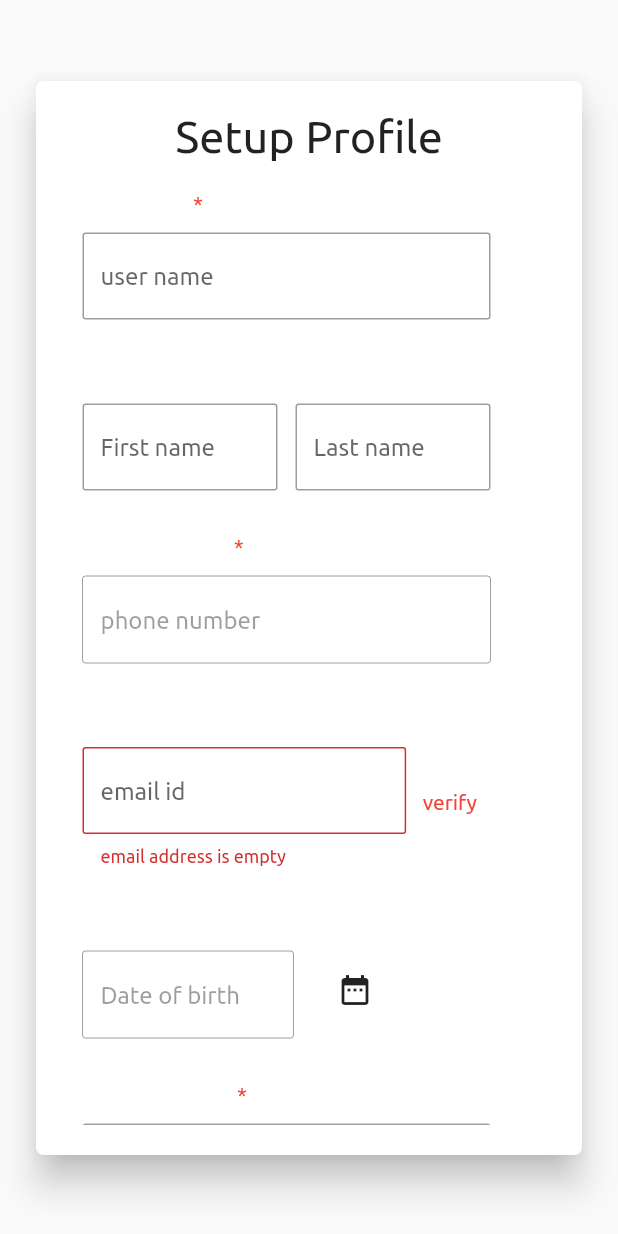
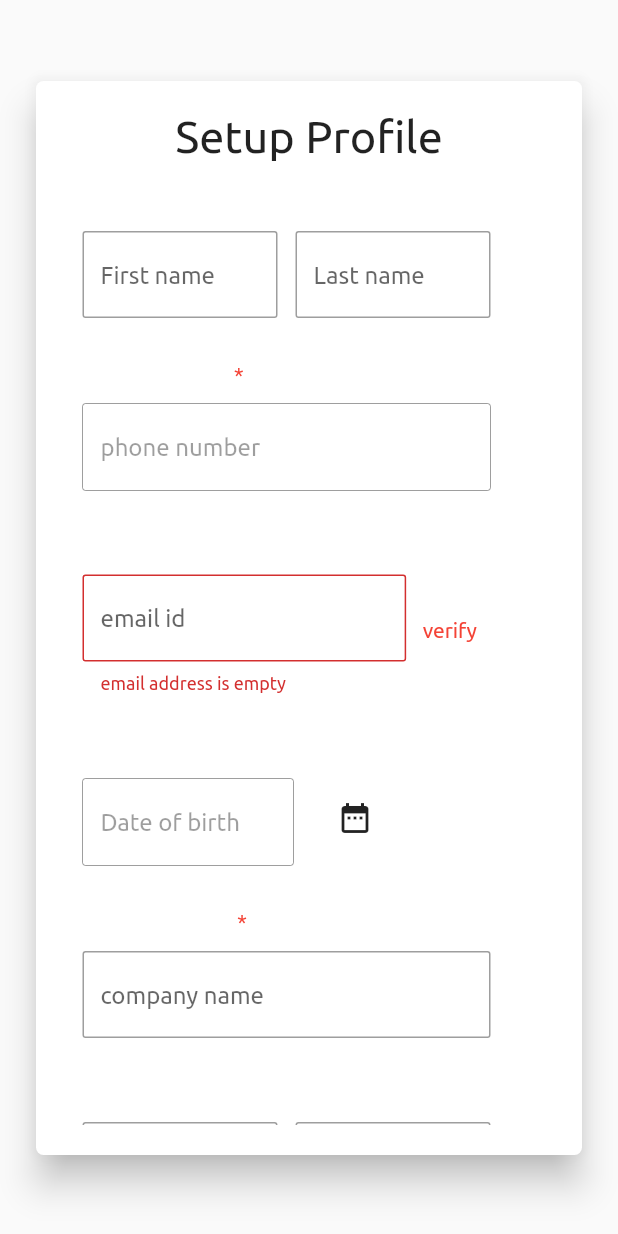
Before and after one commit to krube37/AdWaes, a Flutter app: the NewUserFieldsCard widget shown alone on an empty page, opened directly with empty values, after a tap on "verify", after a tap on the "clear" icon, on a phone screen of 412 x 824 dp. Run offline on Flutter 3.47's test engine with Material 2 defaults, Android fonts, the phone set to English and light mode, and no system bars; our stand-ins replace carousel_slider, cloud_firestore, firebase_auth, firebase_core, google_sign_in, responsive_builder and 1 more; missing offline and left inert: flutter_firebase_recaptcha; accounts and stored records are empty; project files that could hold a hidden picture were left out.

Commit message:
removed user name for users

```diff
--- a/lib/adwise_user.dart
+++ b/lib/adwise_user.dart
@@ -1,14 +1,14 @@
 import 'package:firebase_auth/firebase_auth.dart';
 
 class AdWiseUser {
-  final String userId, userName, phoneNumber;
+  final String userId, phoneNumber;
+
   final String? firstName, lastName, emailId, companyName, gstNumber, businessType, profilePhotoUrl;
   final DateTime? age;
   final bool? isEmailVerified;
 
   AdWiseUser(
     this.userId,
-    this.userName,
     this.phoneNumber, {
     this.firstName,
     this.emailId,
@@ -24,21 +24,22 @@ class AdWiseUser {
           'if isEmailVerified is true, emailId should be provided',
         );
 
-  factory AdWiseUser.fromFirestoreDB(Map<String, dynamic> user) =>
-      AdWiseUser(user['userId'], user['userName'], user['phoneNumber'],
+  factory AdWiseUser.fromFirestoreDB(Map<String, dynamic> user) => AdWiseUser(
+        user['userId'],
+        user['phoneNumber'],
         firstName: user['firstName'],
         emailId: user['emailId'],
         isEmailVerified: user['isEmailVerified'],
         lastName: user['lastName'],
         companyName: user['companyName'],
         gstNumber: user['gstNumber'],
-          age: DateTime.fromMillisecondsSinceEpoch(user['age']),
+        age: user['age'] != null ? DateTime.fromMillisecondsSinceEpoch(user['age']) : null,
         businessType: user['businessType'],
-          profilePhotoUrl: user['profilePhotoUrl']);
+        profilePhotoUrl: user['profilePhotoUrl'],
+      );
 
   factory AdWiseUser.newUser(User user) => AdWiseUser(
         user.uid,
-        'User_${user.uid}',
         user.phoneNumber!,
         firstName: 'User_${user.uid}',
         emailId: user.email,
@@ -48,7 +49,6 @@ class AdWiseUser {
 
   Map<String, dynamic> get map => {
         'userId': userId,
-        'userName': userName,
         'phoneNumber': phoneNumber,
         'firstName': firstName,
         'emailId': emailId,
@@ -62,7 +62,6 @@ class AdWiseUser {
       };
 
   copyWith({
-    String? userName,
     String? firstName,
     String? lastName,
     String? emailId,
@@ -75,7 +74,6 @@ class AdWiseUser {
   }) =>
       AdWiseUser(
         userId,
-        (userName?.isNotEmpty ?? false) ? userName! : this.userName,
         phoneNumber,
         firstName: (firstName?.isNotEmpty ?? false) ? firstName! : this.firstName,
         lastName: (lastName?.isNotEmpty ?? false) ? lastName : this.lastName,
--- a/lib/provider/update_user_details_provider.dart
+++ b/lib/provider/update_user_details_provider.dart
@@ -8,8 +8,7 @@ class UpdateUserDetailsProvider extends ChangeNotifier {
   static notify() => _mInstance?.notifyListeners();
 
   /// text editing controllers
-  late TextEditingController _userNameTextController,
-      _firstNameTextController,
+  late TextEditingController _firstNameTextController,
       _lastNameTextController,
       _phoneNumberTextController,
       _emailIdTextController,
@@ -20,7 +19,6 @@ class UpdateUserDetailsProvider extends ChangeNotifier {
   final AdWiseUser adWiseUser;
 
   UpdateUserDetailsProvider(this.adWiseUser) {
-    _userNameTextController = TextEditingController(text: adWiseUser.userName);
     _firstNameTextController = TextEditingController();
     _lastNameTextController = TextEditingController();
     _phoneNumberTextController = TextEditingController(text: adWiseUser.phoneNumber);
@@ -30,8 +28,6 @@ class UpdateUserDetailsProvider extends ChangeNotifier {
     _gstNumberTextController = TextEditingController(text: adWiseUser.gstNumber);
     _businessTypeTextController = TextEditingController(text: adWiseUser.businessType);
   }
-
-  TextEditingController get userNameTextController => _userNameTextController;
 
   TextEditingController get firstNameTextController => _firstNameTextController;
 
@@ -72,7 +68,6 @@ class UpdateUserDetailsProvider extends ChangeNotifier {
       context: context, initialDate: DateTime(1990), firstDate: DateTime(1800), lastDate: DateTime.now());
 
   bool isAllRequiredFieldsFilled() {
-    if (userNameTextController.text.trim().isEmpty) return false;
     if (firstNameTextController.text.trim().isEmpty) return false;
     if (phoneNumberTextController.text.trim().isEmpty) return false;
     if (companyTextController.text.trim().isEmpty) return false;
--- a/lib/screens/account_page.dart
+++ b/lib/screens/account_page.dart
@@ -10,16 +10,11 @@ class AccountPage extends StatelessWidget {
 
   @override
   Widget build(BuildContext context) {
-    Size screenSize = MediaQuery.of(context).size;
     return Scaffold(
       appBar: const MyAppBar(),
       body: Column(
         children: [
           Text('user Id : ${user.userId}'),
-          const SizedBox(
-            height: 20,
-          ),
-          Text('userName : ${user.userName}'),
           const SizedBox(
             height: 20,
           ),
--- a/lib/screens/sign_in/new_user_fields_card.dart
+++ b/lib/screens/sign_in/new_user_fields_card.dart
@@ -13,7 +13,7 @@ class _NewUserFieldsCardState extends State<NewUserFieldsCard> {
   late UpdateUserDetailsProvider _provider;
   late ScrollController _scrollController;
 
-  String? userNameErrorText, firstNameErrorText, phoneNumberErrorText, companyErrorText, emailErrorText;
+  String? firstNameErrorText, phoneNumberErrorText, companyErrorText, emailErrorText;
 
   @override
   didChangeDependencies() {
@@ -56,16 +56,6 @@ class _NewUserFieldsCardState extends State<NewUserFieldsCard> {
                         padding: const EdgeInsets.only(right: 30.0),
                         child: Column(
                           children: [
-                            const SizedBox(
-                              height: 10.0,
-                            ),
-                            _CustomSignInTextField(
-                              'user name',
-                              outerLabelText: 'user name',
-                              controller: _provider.userNameTextController,
-                              errorText: userNameErrorText,
-                              isRequiredField: true,
-                            ),
                             const SizedBox(
                               height: 10.0,
                             ),
@@ -229,13 +219,9 @@ class _NewUserFieldsCardState extends State<NewUserFieldsCard> {
   }
 
   bool _validateFilledFields() {
-    userNameErrorText = firstNameErrorText = phoneNumberErrorText = companyErrorText = null;
+    firstNameErrorText = phoneNumberErrorText = companyErrorText = null;
     bool isValid = true;
 
-    if (_provider.userNameTextController.text.trim().isEmpty) {
-      isValid = false;
-      userNameErrorText = "UserName is empty";
-    }
     if (_provider.phoneNumberTextController.text.trim().isEmpty) {
       isValid = false;
       phoneNumberErrorText = "Phone number is empty";
@@ -279,7 +265,6 @@ class _NewUserFieldsCardState extends State<NewUserFieldsCard> {
     DateTime? age = ageString.isNotEmpty ? DateTime.tryParse(ageString) : null;
 
     AdWiseUser updatedUser = widget.user.copyWith(
-      userName: _provider.userNameTextController.text.trim(),
       firstName: _provider.firstNameTextController.text.trim(),
       lastName: _provider.lastNameTextController.text.trim(),
       emailId: emailId,
```
Lines whose indentation alone changed are shown as unchanged.
